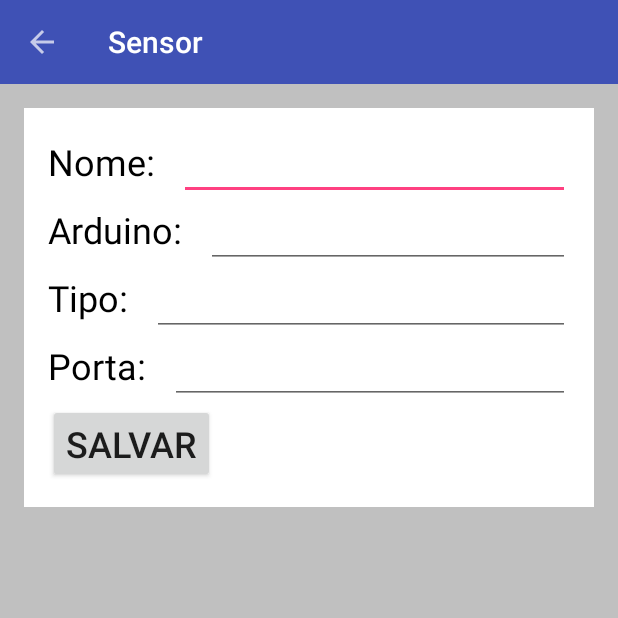
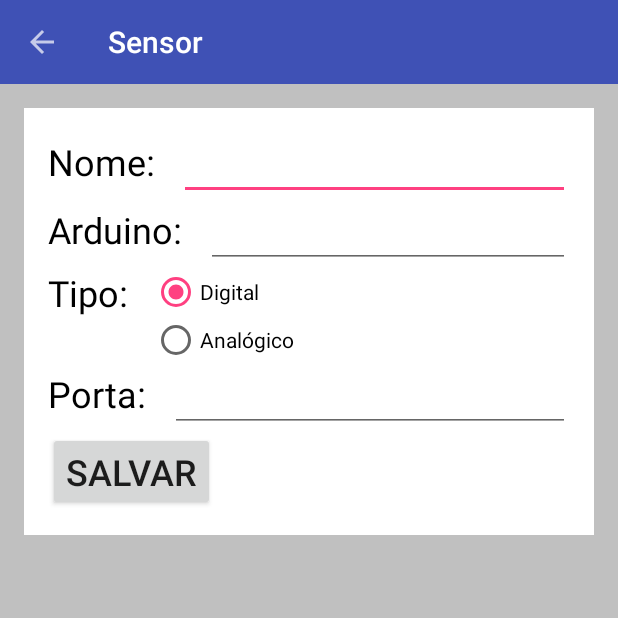
Before and after one commit to eduardoklosowski/Android-Arduino, an Android app: the SensorFormActivity screen opened directly, with no data from a screen before it, on a phone screen of 412 x 824 dp, the top half of it. Run offline under Robolectric (Android 15) with nearby library versions, the phone set to English and light mode, and no system bars.

Commit message:
RadioBox do tipo de sensor

```diff
--- a/app/src/main/res/layout/activity_sensor_form.xml
+++ b/app/src/main/res/layout/activity_sensor_form.xml
@@ -79,11 +79,23 @@
                     android:textColor="@color/colorText"
                     android:textSize="@dimen/text"
                     android:text="Tipo:" />
-                <EditText
+                <RadioGroup
                     android:layout_width="match_parent"
                     android:layout_height="wrap_content"
-                    android:singleLine="true"
-                    android:inputType="text" />
+                    android:checkedButton="@+id/radio_1">
+                    <android.support.v7.widget.AppCompatRadioButton
+                        android:id="@+id/radio_1"
+                        android:layout_width="match_parent"
+                        android:layout_height="wrap_content"
+                        android:checked="true"
+                        android:text="Digital" />
+                    <android.support.v7.widget.AppCompatRadioButton
+                        android:id="@+id/radio_2"
+                        android:layout_width="match_parent"
+                        android:layout_height="wrap_content"
+                        android:checked="false"
+                        android:text="Analógico" />
+                </RadioGroup>
             </LinearLayout>
 
             <LinearLayout
```
